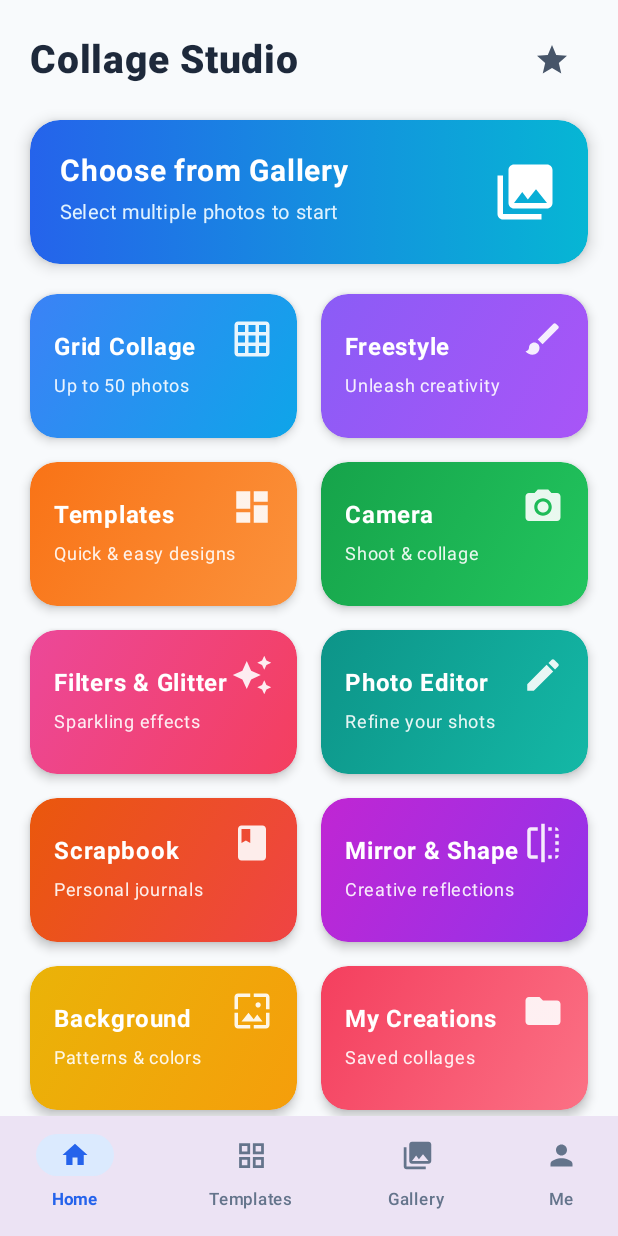
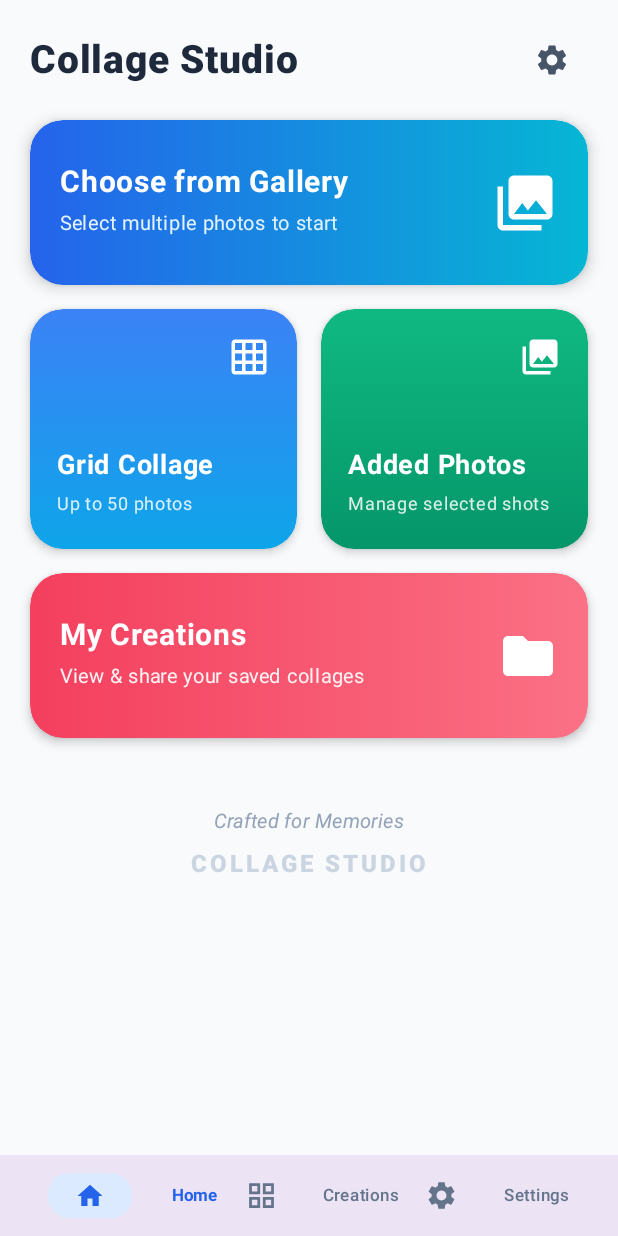
Before and after one commit to mandeepSingh-Dev/Collage_KMP_App, an Android app built with Jetpack Compose: the screen it shows after launch (MainActivity), on a phone screen of 412 x 824 dp. Run offline under Robolectric (Android 15) with nearby library versions, the phone set to English and light mode, and no system bars.

Commit message:
Changed HomeScreen UI

```diff
--- a/shared/src/commonMain/kotlin/com/oem/collagekmpapp/ui/HomeScreen.kt
+++ b/shared/src/commonMain/kotlin/com/oem/collagekmpapp/ui/HomeScreen.kt
@@ -1,5 +1,10 @@
 package com.oem.collagekmpapp.ui
 
+import androidx.compose.animation.AnimatedVisibility
+import androidx.compose.animation.core.FastOutSlowInEasing
+import androidx.compose.animation.core.tween
+import androidx.compose.animation.fadeIn
+import androidx.compose.animation.slideInVertically
 import androidx.compose.foundation.background
 import androidx.compose.foundation.clickable
 import androidx.compose.foundation.layout.*
@@ -17,10 +22,10 @@ import androidx.compose.ui.draw.shadow
 import androidx.compose.ui.graphics.Brush
 import androidx.compose.ui.graphics.Color
 import androidx.compose.ui.graphics.vector.ImageVector
+import androidx.compose.ui.text.font.FontStyle
 import androidx.compose.ui.text.font.FontWeight
 import androidx.compose.ui.unit.dp
 import androidx.compose.ui.unit.sp
-import com.oem.collagekmpapp.GalleryPickerLauncher
 import com.oem.collagekmpapp.rememberGalleryPicker
 import com.oem.collagekmpapp.model.Screen
 
@@ -30,6 +35,12 @@ fun HomeScreen(
 ) {
     val scrollState = rememberScrollState()
     var errorMessage by remember { mutableStateOf<String?>(null) }
+
+    // Smooth entry animation state to prevent jank/lag and respect recompositions
+    var visible by remember { mutableStateOf(false) }
+    LaunchedEffect(Unit) {
+        visible = true
+    }
 
     val galleryPicker = rememberGalleryPicker { selectedUris ->
         if (selectedUris.size <= 1) {
@@ -65,29 +76,32 @@ fun HomeScreen(
                 Row(
                     modifier = Modifier
                         .fillMaxWidth()
-                        .padding(vertical = 12.dp, horizontal = 24.dp),
+                        .padding(vertical = 12.dp, horizontal = 32.dp),
                     horizontalArrangement = Arrangement.SpaceBetween,
                     verticalAlignment = Alignment.CenterVertically
                 ) {
                     BottomNavItem(icon = Icons.Default.Home, label = "Home", selected = true) {}
-                    BottomNavItem(icon = Icons.Default.GridView, label = "Templates", selected = false) {
+                    BottomNavItem(icon = Icons.Default.GridView, label = "Creations", selected = false) {
                         galleryPicker.launch()
                     }
-                    BottomNavItem(icon = Icons.Default.PhotoLibrary, label = "Gallery", selected = false) {
-                        galleryPicker.launch()
-                    }
-                    BottomNavItem(icon = Icons.Default.Person, label = "Me", selected = false) {}
+                    BottomNavItem(icon = Icons.Default.Settings, label = "Settings", selected = false) {}
                 }
             }
         }
     ) { innerPadding ->
+        AnimatedVisibility(
+            visible = visible,
+            enter = fadeIn(animationSpec = tween(400, easing = FastOutSlowInEasing)) +
+                    slideInVertically(animationSpec = tween(400, easing = FastOutSlowInEasing), initialOffsetY = { it / 10 })
+        ) {
             Column(
                 modifier = Modifier
                     .fillMaxSize()
                     .background(Color(0xFFF8FAFC))
                     .padding(innerPadding)
                     .verticalScroll(scrollState)
-                .padding(horizontal = 20.dp, vertical = 16.dp)
+                    .padding(horizontal = 20.dp, vertical = 16.dp),
+                horizontalAlignment = Alignment.CenterHorizontally
             ) {
                 // App Bar header
                 Row(
@@ -103,7 +117,7 @@ fun HomeScreen(
                     )
                     IconButton(onClick = {}) {
                         Icon(
-                        imageVector = Icons.Default.Star,
+                            imageVector = Icons.Default.Settings,
                             contentDescription = "Settings",
                             tint = Color(0xFF475569)
                         )
@@ -112,13 +126,13 @@ fun HomeScreen(
 
                 Spacer(modifier = Modifier.height(16.dp))
 
-            // Hero Action Card: Choose from Gallery (Launches System Gallery Picker)
+                // Top Action Card: Choose from Gallery (Full Width)
                 Box(
                     modifier = Modifier
                         .fillMaxWidth()
-                    .height(96.dp)
-                    .shadow(6.dp, RoundedCornerShape(20.dp))
-                    .clip(RoundedCornerShape(20.dp))
+                        .height(110.dp)
+                        .shadow(6.dp, RoundedCornerShape(22.dp))
+                        .clip(RoundedCornerShape(22.dp))
                         .background(
                             Brush.horizontalGradient(
                                 colors = listOf(Color(0xFF2563EB), Color(0xFF06B6D4))
@@ -153,65 +167,168 @@ fun HomeScreen(
                     )
                 }
 
-            Spacer(modifier = Modifier.height(20.dp))
+                Spacer(modifier = Modifier.height(16.dp))
 
-            // Grid of Feature Cards (2 columns)
-            val features = listOf(
-                FeatureItem("Grid Collage", "Up to 50 photos", Icons.Default.GridOn, listOf(Color(0xFF3B82F6), Color(0xFF0EA5E9))) {
-                    galleryPicker.launch()
-                },
-                FeatureItem("Freestyle", "Unleash creativity", Icons.Default.Brush, listOf(Color(0xFF8B5CF6), Color(0xFFA855F7))) {
-                    galleryPicker.launch()
-                },
-                FeatureItem("Templates", "Quick & easy designs", Icons.Default.Dashboard, listOf(Color(0xFFF97316), Color(0xFFFB923C))) {
-                    galleryPicker.launch()
-                },
-                FeatureItem("Camera", "Shoot & collage", Icons.Default.PhotoCamera, listOf(Color(0xFF16A34A), Color(0xFF22C55E))) {
-                    galleryPicker.launch()
-                },
-                FeatureItem("Filters & Glitter", "Sparkling effects", Icons.Default.AutoAwesome, listOf(Color(0xFFEC4899), Color(0xFFF43F5E))) {
-                    galleryPicker.launch()
-                },
-                FeatureItem("Photo Editor", "Refine your shots", Icons.Default.Edit, listOf(Color(0xFF0D9488), Color(0xFF14B8A6))) {
-                    galleryPicker.launch()
-                },
-                FeatureItem("Scrapbook", "Personal journals", Icons.Default.Book, listOf(Color(0xFFEA580C), Color(0xFFEF4444))) {
-                    galleryPicker.launch()
-                },
-                FeatureItem("Mirror & Shape", "Creative reflections", Icons.Default.Flip, listOf(Color(0xFFC026D3), Color(0xFF9333EA))) {
-                    galleryPicker.launch()
-                },
-                FeatureItem("Background", "Patterns & colors", Icons.Default.Wallpaper, listOf(Color(0xFFEAB308), Color(0xFFF59E0B))) {
-                    galleryPicker.launch()
-                },
-                FeatureItem("My Creations", "Saved collages", Icons.Default.Folder, listOf(Color(0xFFF43F5E), Color(0xFFFB7185))) {
-                    onNavigate(Screen.Home)
-                }
-            )
-
-            // Render 2 columns
-            for (i in features.indices step 2) {
+                // Middle Row: 2 Cards (Grid Collage & Added Photos)
                 Row(
                     modifier = Modifier.fillMaxWidth(),
                     horizontalArrangement = Arrangement.spacedBy(16.dp)
                 ) {
-                    Box(modifier = Modifier.weight(1f)) {
-                        FeatureCard(features[i])
-                    }
-                    if (i + 1 < features.size) {
-                        Box(modifier = Modifier.weight(1f)) {
-                            FeatureCard(features[i + 1])
-                        }
-                    } else {
-                        Spacer(modifier = Modifier.weight(1f))
+                    // Left Card: Grid Collage
+                    Box(
+                        modifier = Modifier
+                            .weight(1f)
+                            .height(160.dp)
+                            .shadow(4.dp, RoundedCornerShape(22.dp))
+                            .clip(RoundedCornerShape(22.dp))
+                            .background(
+                                Brush.verticalGradient(
+                                    colors = listOf(Color(0xFF3B82F6), Color(0xFF0EA5E9))
+                                )
+                            )
+                            .clickable { galleryPicker.launch() }
+                            .padding(18.dp)
+                    ) {
+                        Column(
+                            modifier = Modifier.fillMaxSize(),
+                            verticalArrangement = Arrangement.SpaceBetween
+                        ) {
+                            Icon(
+                                imageVector = Icons.Default.GridOn,
+                                contentDescription = null,
+                                tint = Color.White,
+                                modifier = Modifier.size(28.dp).align(Alignment.End)
+                            )
+                            Column {
+                                Text(
+                                    text = "Grid Collage",
+                                    fontSize = 18.sp,
+                                    fontWeight = FontWeight.Bold,
+                                    color = Color.White
+                                )
+                                Spacer(modifier = Modifier.height(2.dp))
+                                Text(
+                                    text = "Up to 50 photos",
+                                    fontSize = 12.sp,
+                                    color = Color.White.copy(alpha = 0.85f)
+                                )
                             }
                         }
-                Spacer(modifier = Modifier.height(16.dp))
+                    }
+
+                    // Right Card: Added Photos
+                    Box(
+                        modifier = Modifier
+                            .weight(1f)
+                            .height(160.dp)
+                            .shadow(4.dp, RoundedCornerShape(22.dp))
+                            .clip(RoundedCornerShape(22.dp))
+                            .background(
+                                Brush.verticalGradient(
+                                    colors = listOf(Color(0xFF10B981), Color(0xFF059669))
+                                )
+                            )
+                            .clickable { galleryPicker.launch() }
+                            .padding(18.dp)
+                    ) {
+                        Column(
+                            modifier = Modifier.fillMaxSize(),
+                            verticalArrangement = Arrangement.SpaceBetween
+                        ) {
+                            Icon(
+                                imageVector = Icons.Default.PhotoLibrary,
+                                contentDescription = null,
+                                tint = Color.White,
+                                modifier = Modifier.size(28.dp).align(Alignment.End)
+                            )
+                            Column {
+                                Text(
+                                    text = "Added Photos",
+                                    fontSize = 18.sp,
+                                    fontWeight = FontWeight.Bold,
+                                    color = Color.White
+                                )
+                                Spacer(modifier = Modifier.height(2.dp))
+                                Text(
+                                    text = "Manage selected shots",
+                                    fontSize = 12.sp,
+                                    color = Color.White.copy(alpha = 0.85f)
+                                )
                             }
                         }
                     }
                 }
 
+                Spacer(modifier = Modifier.height(16.dp))
+
+                // Bottom Full-Width Card: My Creations
+                Box(
+                    modifier = Modifier
+                        .fillMaxWidth()
+                        .height(110.dp)
+                        .shadow(4.dp, RoundedCornerShape(22.dp))
+                        .clip(RoundedCornerShape(22.dp))
+                        .background(
+                            Brush.horizontalGradient(
+                                colors = listOf(Color(0xFFF43F5E), Color(0xFFFB7185))
+                            )
+                        )
+                        .clickable { onNavigate(Screen.Home) }
+                        .padding(20.dp)
+                ) {
+                    Column(
+                        modifier = Modifier.align(Alignment.CenterStart)
+                    ) {
+                        Text(
+                            text = "My Creations",
+                            fontSize = 20.sp,
+                            fontWeight = FontWeight.Bold,
+                            color = Color.White
+                        )
+                        Spacer(modifier = Modifier.height(4.dp))
+                        Text(
+                            text = "View & share your saved collages",
+                            fontSize = 13.sp,
+                            color = Color(0xFFFFF1F2)
+                        )
+                    }
+                    Icon(
+                        imageVector = Icons.Default.Folder,
+                        contentDescription = null,
+                        tint = Color.White,
+                        modifier = Modifier
+                            .size(40.dp)
+                            .align(Alignment.CenterEnd)
+                    )
+                }
+
+                Spacer(modifier = Modifier.height(32.dp))
+
+                // Footer Branding
+                Column(
+                    horizontalAlignment = Alignment.CenterHorizontally,
+                    modifier = Modifier.fillMaxWidth().padding(vertical = 12.dp)
+                ) {
+                    Text(
+                        text = "Crafted for Memories",
+                        fontSize = 13.sp,
+                        fontStyle = FontStyle.Italic,
+                        color = Color(0xFF94A3B8)
+                    )
+                    Spacer(modifier = Modifier.height(4.dp))
+                    Text(
+                        text = "COLLAGE STUDIO",
+                        fontSize = 16.sp,
+                        fontWeight = FontWeight.ExtraBold,
+                        letterSpacing = 2.sp,
+                        color = Color(0xFFCBD5E1)
+                    )
+                }
+
+                // =========================================================================
+                // OTHER CARDS COMMENTED OUT AS REQUESTED (for future implementation)
+                // =========================================================================
+                /*
                 data class FeatureItem(
                     val title: String,
                     val subtitle: String,
@@ -220,42 +337,19 @@ data class FeatureItem(
                     val onClick: () -> Unit
                 )
 
-@Composable
-fun FeatureCard(item: FeatureItem) {
-    Box(
-        modifier = Modifier
-            .fillMaxWidth()
-            .height(96.dp)
-            .shadow(4.dp, RoundedCornerShape(18.dp))
-            .clip(RoundedCornerShape(18.dp))
-            .background(Brush.linearGradient(item.colors))
-            .clickable { item.onClick() }
-            .padding(16.dp)
-    ) {
-        Column(
-            modifier = Modifier.align(Alignment.CenterStart)
-        ) {
-            Text(
-                text = item.title,
-                fontSize = 16.sp,
-                fontWeight = FontWeight.Bold,
-                color = Color.White
+                val otherFeatures = listOf(
+                    FeatureItem("Freestyle", "Unleash creativity", Icons.Default.Brush, listOf(Color(0xFF8B5CF6), Color(0xFFA855F7))) { galleryPicker.launch() },
+                    FeatureItem("Templates", "Quick & easy designs", Icons.Default.Dashboard, listOf(Color(0xFFF97316), Color(0xFFFB923C))) { galleryPicker.launch() },
+                    FeatureItem("Camera", "Shoot & collage", Icons.Default.PhotoCamera, listOf(Color(0xFF16A34A), Color(0xFF22C55E))) { galleryPicker.launch() },
+                    FeatureItem("Filters & Glitter", "Sparkling effects", Icons.Default.AutoAwesome, listOf(Color(0xFFEC4899), Color(0xFFF43F5E))) { galleryPicker.launch() },
+                    FeatureItem("Photo Editor", "Refine your shots", Icons.Default.Edit, listOf(Color(0xFF0D9488), Color(0xFF14B8A6))) { galleryPicker.launch() },
+                    FeatureItem("Scrapbook", "Personal journals", Icons.Default.Book, listOf(Color(0xFFEA580C), Color(0xFFEF4444))) { galleryPicker.launch() },
+                    FeatureItem("Mirror & Shape", "Creative reflections", Icons.Default.Flip, listOf(Color(0xFFC026D3), Color(0xFF9333EA))) { galleryPicker.launch() },
+                    FeatureItem("Background", "Patterns & colors", Icons.Default.Wallpaper, listOf(Color(0xFFEAB308), Color(0xFFF59E0B))) { galleryPicker.launch() }
                 )
-            Spacer(modifier = Modifier.height(2.dp))
-            Text(
-                text = item.subtitle,
-                fontSize = 12.sp,
-                color = Color.White.copy(alpha = 0.9f)
-            )
+                */
             }
-        Icon(
-            imageVector = item.icon,
-            contentDescription = null,
-            tint = Color.White.copy(alpha = 0.9f),
-            modifier = Modifier
-                .size(28.dp)
-                .align(Alignment.TopEnd)
-        )
+        }
     }
 }
 
@@ -274,7 +368,7 @@ fun BottomNavItem(
             Surface(
                 color = Color(0xFFDBEAFE),
                 shape = RoundedCornerShape(14.dp),
-                modifier = Modifier.size(width = 52.dp, height = 28.dp)
+                modifier = Modifier.size(width = 56.dp, height = 30.dp)
             ) {
                 Box(contentAlignment = Alignment.Center) {
                     Icon(imageVector = icon, contentDescription = label, tint = Color(0xFF2563EB), modifier = Modifier.size(20.dp))
@@ -282,10 +376,16 @@ fun BottomNavItem(
             }
         } else {
             Box(
-                modifier = Modifier.size(28.dp),
+                modifier = Modifier.size(30.dp),
+                contentAlignment = Alignment.Center
+            ) {
+                Box(
+                    modifier = Modifier.fillMaxSize(),
                     contentAlignment = Alignment.Center
                 ) {
                     Icon(imageVector = icon, contentDescription = label, tint = Color(0xFF64748B), modifier = Modifier.size(22.dp))
+                }
+            }
         }
     }
     Spacer(modifier = Modifier.height(4.dp))
@@ -296,4 +396,3 @@ fun BottomNavItem(
         color = if (selected) Color(0xFF2563EB) else Color(0xFF64748B)
     )
 }
-}
```
Lines whose indentation alone changed are shown as unchanged.
